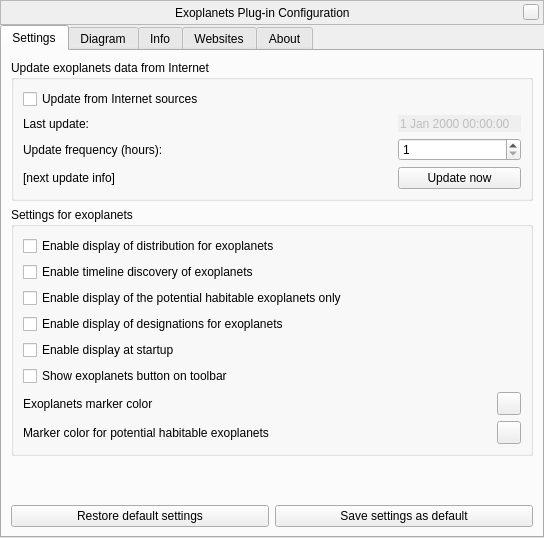
Above: plugins/Exoplanets/src/gui/exoplanetsDialog.ui from 519984307/stellarium_src before the change. Below: the same form after it.
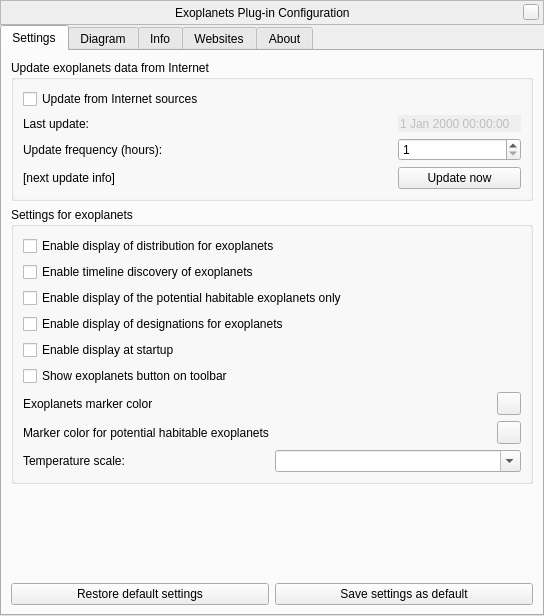
That is the form after the change. The open tabs and pages were chosen to show the change. Custom widgets are drawn as their Qt base class.

Commit message: [Exoplanets] Added option to select temperature scale

Patch:
```diff
--- a/plugins/Exoplanets/src/gui/exoplanetsDialog.ui
+++ b/plugins/Exoplanets/src/gui/exoplanetsDialog.ui
@@ -7,7 +7,7 @@
     <x>0</x>
     <y>0</y>
     <width>544</width>
-    <height>538</height>
+    <height>616</height>
    </rect>
   </property>
   <property name="windowTitle">
@@ -331,6 +331,27 @@
             </item>
            </layout>
           </item>
+          <item>
+           <layout class="QHBoxLayout" name="horizontalLayout_5">
+            <item>
+             <widget class="QLabel" name="temperatureScaleLabel">
+              <property name="text">
+               <string>Temperature scale:</string>
+              </property>
+             </widget>
+            </item>
+            <item>
+             <widget class="QComboBox" name="temperatureScaleComboBox">
+              <property name="editable">
+               <bool>true</bool>
+              </property>
+              <property name="insertPolicy">
+               <enum>QComboBox::NoInsert</enum>
+              </property>
+             </widget>
+            </item>
+           </layout>
+          </item>
          </layout>
         </widget>
        </item>
```
Left out of the diff: 168 changed lines with no effect on the pictures. The commit also changes 8 other files.
